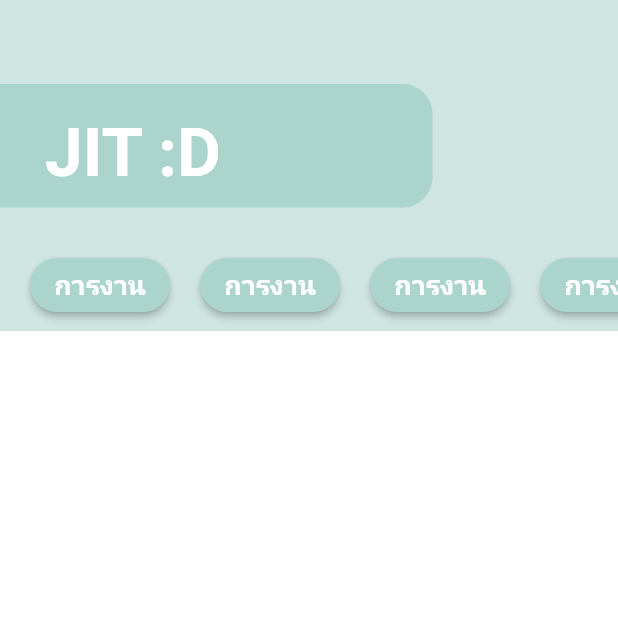
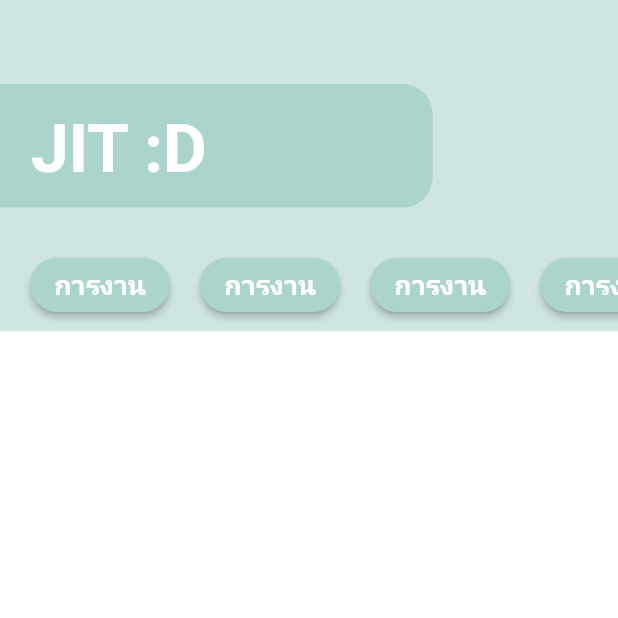
Before and after one commit to aofattaporn/jitD_fronted, a Flutter app: the HomePage screen opened directly, on a phone screen of 412 x 824 dp, the top half of it. Run offline on Flutter 3.47's test engine with Material 2 defaults, Android fonts, the phone set to English and light mode, and no system bars; our stand-ins replace bloc, equatable, firebase_auth, firebase_core, flutter_bloc, flutter_cache_manager and 3 more; missing offline and left inert: dart:ffi, flutter_facebook_auth; accounts and stored records are empty.

Commit message:
edit to responsive logo

```diff
--- a/lib/App.dart
+++ b/lib/App.dart
@@ -13,7 +13,7 @@ class App extends StatelessWidget {
   Widget build(BuildContext context) {
     return const MaterialApp(
       debugShowCheckedModeBanner: false,
-      home: ProfilePage(),
+      home: HomePage(),
       // home:
     );
   }
--- a/lib/src/screens/HomePage.dart
+++ b/lib/src/screens/HomePage.dart
@@ -39,7 +39,7 @@ class HomePage extends StatelessWidget {
                 ),
                 height: MediaQuery.of(context).size.height * 0.1,
                 width: MediaQuery.of(context).size.width * 0.7,
-                padding: EdgeInsets.symmetric(vertical: 19, horizontal: 30),
+                padding: EdgeInsets.symmetric(vertical: MediaQuery.of(context).size.height * 0.02, horizontal: MediaQuery.of(context).size.width * 0.05),
                 child: const Text(
                   "JIT :D",
                   style: TextStyle(
```
